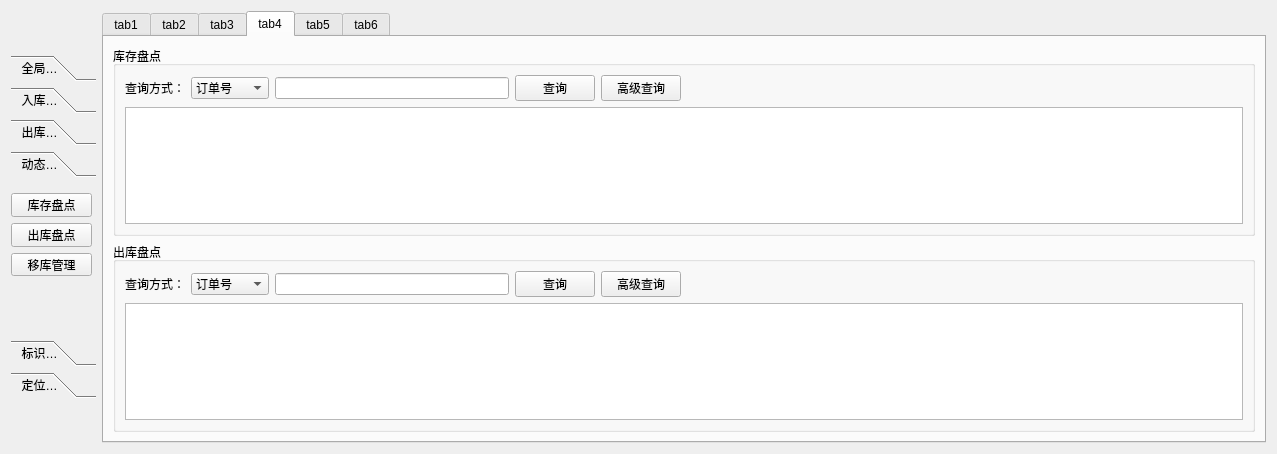
Above: Deca/views/GraphicsWidget.ui from summerfll/wms before the change. Below: the same form after it.
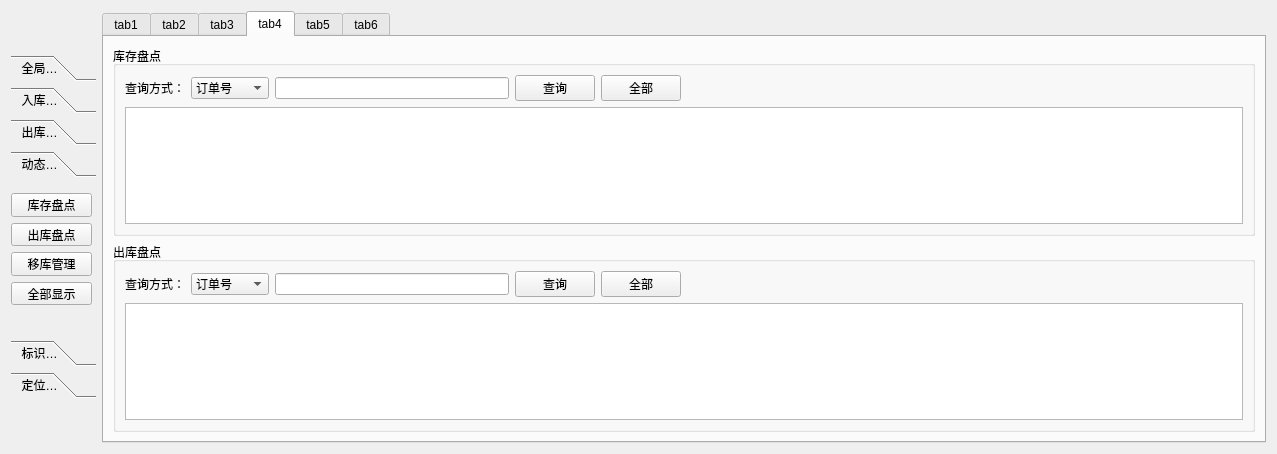
That is the form after the change. The open tabs and pages were chosen to show the change. Custom widgets are drawn as their Qt base class.

```diff
--- a/Deca/views/GraphicsWidget.ui
+++ b/Deca/views/GraphicsWidget.ui
@@ -799,7 +799,7 @@
             <item>
              <widget class="QPushButton" name="pushButton_36">
               <property name="text">
-               <string>高级查询</string>
+               <string>全部</string>
               </property>
              </widget>
             </item>
@@ -891,7 +891,7 @@
             <item>
              <widget class="QPushButton" name="pushButton_38">
               <property name="text">
-               <string>高级查询</string>
+               <string>全部</string>
               </property>
              </widget>
             </item>
@@ -1089,7 +1089,7 @@
          <x>0</x>
          <y>10</y>
          <width>81</width>
-         <height>83</height>
+         <height>112</height>
         </rect>
        </property>
        <layout class="QVBoxLayout" name="verticalLayout_7">
@@ -1114,6 +1114,13 @@
           </property>
          </widget>
         </item>
+        <item>
+         <widget class="QPushButton" name="pushButton_39">
+          <property name="text">
+           <string>全部显示</string>
+          </property>
+         </widget>
+        </item>
        </layout>
       </widget>
      </widget>
```
Left out of the diff: 14 changed lines with no effect on the pictures.
